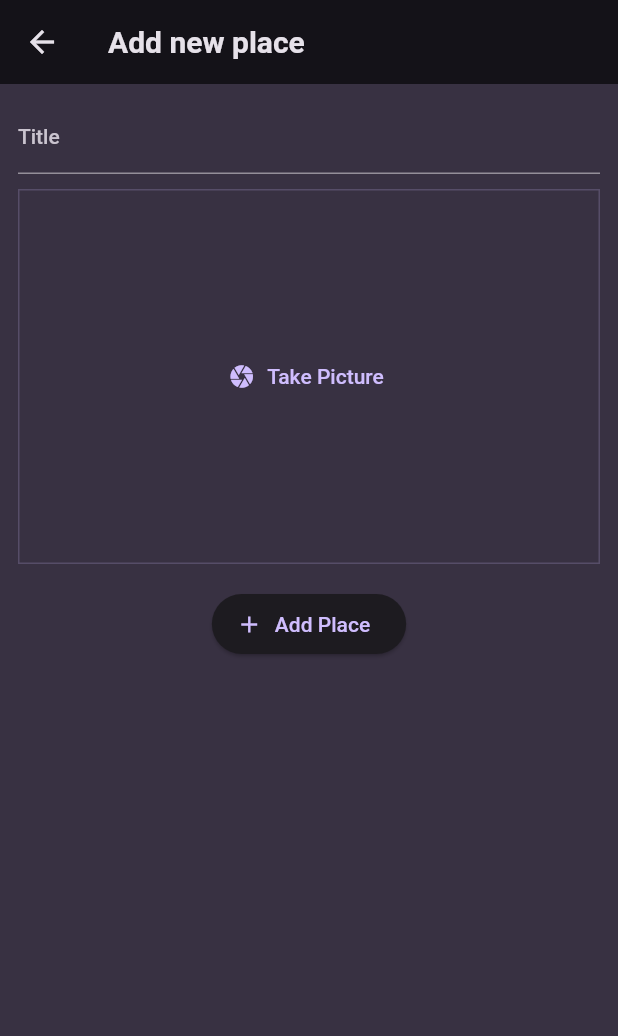
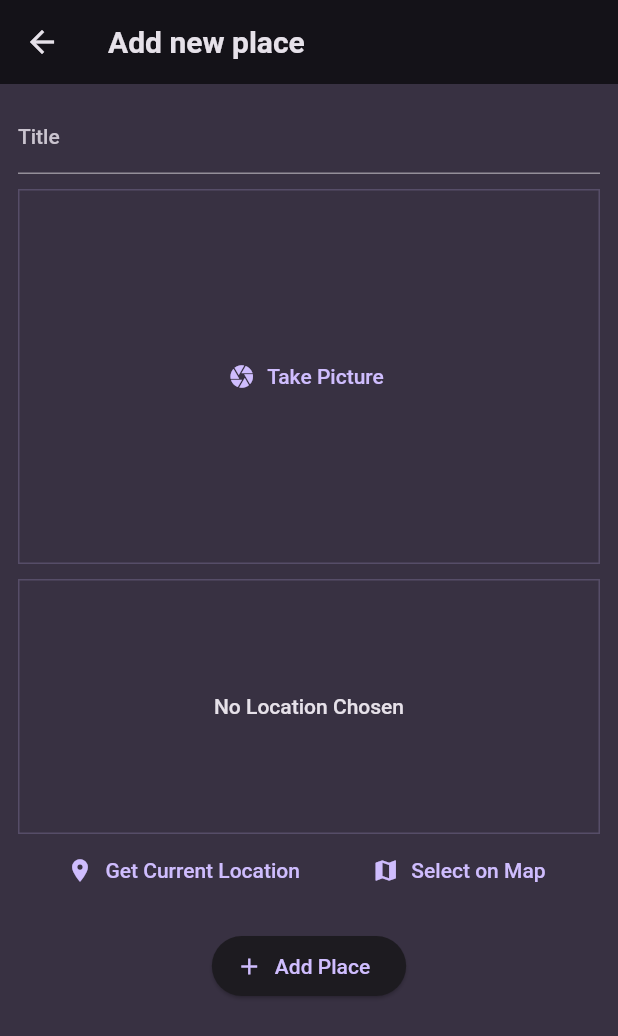
Before and after one commit to DilankaYasith/favorite_places_flutter_app, a Flutter app: the AddPlaceScreen screen opened directly, on a phone screen of 412 x 824 dp. Shown: the top 1036 px of the screen. Run offline on Flutter 3.47's test engine with Material 2 defaults, Android fonts, the phone set to English and light mode, and no system bars; our stand-ins replace flutter_riverpod, google_fonts, image_picker.

Commit message:
location widget added

```diff
--- a/lib/screens/add_place.dart
+++ b/lib/screens/add_place.dart
@@ -2,6 +2,7 @@ import 'dart:io';
 
 import 'package:favorite_places/providers/user_places.dart';
 import 'package:favorite_places/widgets/image_input.dart';
+import 'package:favorite_places/widgets/location-input.dart';
 import 'package:flutter/material.dart';
 import 'package:flutter_riverpod/flutter_riverpod.dart';
 
@@ -60,9 +61,9 @@ class _AddPlaceScreen extends ConsumerState<AddPlaceScreen> {
                 _selectedImage = image;
               },
             ),
-            const SizedBox(
-              height: 16,
-            ),
+            const SizedBox(height: 10),
+            const LocationInput(),
+            const SizedBox(height: 16),
             ElevatedButton.icon(
                 onPressed: _savePlace,
                 icon: const Icon(Icons.add),
--- a/lib/widgets/location-input.dart
+++ b/lib/widgets/location-input.dart
@@ -0,0 +1,57 @@
+import 'package:flutter/material.dart';
+
+class LocationInput extends StatefulWidget {
+  const LocationInput({super.key});
+
+  @override
+  State<LocationInput> createState() {
+    return _LocationInputState();
+  }
+}
+
+class _LocationInputState extends State<LocationInput> {
+  @override
+  Widget build(BuildContext context) {
+    return Column(
+      children: [
+        Container(
+          height: 170,
+          width: double.infinity,
+          alignment: Alignment.center,
+          decoration: BoxDecoration(
+            border: Border.all(
+              width: 1,
+              color: Theme.of(context).colorScheme.primary.withOpacity(0.2),
+            ),
+          ),
+          child: Text(
+            'No Location Chosen',
+            textAlign: TextAlign.center,
+            style: Theme.of(context).textTheme.bodyLarge!.copyWith(
+                  color: Theme.of(context).colorScheme.onBackground,
+                ),
+          ),
+        ),
+        Row(
+          mainAxisAlignment: MainAxisAlignment.spaceEvenly,
+          children: [
+            TextButton.icon(
+              onPressed: () {},
+              label: const Text('Get Current Location'),
+              icon: const Icon(
+                Icons.location_on,
+              ),
+            ),
+            TextButton.icon(
+              onPressed: () {},
+              label: const Text('Select on Map'),
+              icon: const Icon(
+                Icons.map,
+              ),
+            ),
+          ],
+        ),
+      ],
+    );
+  }
+}
```
